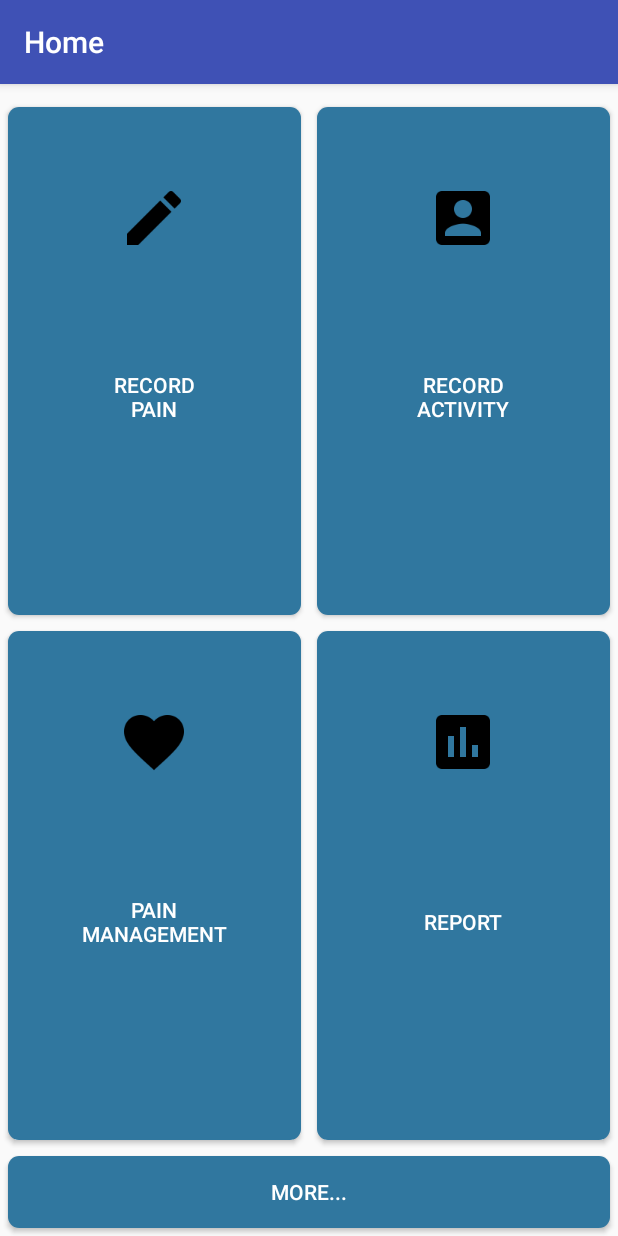
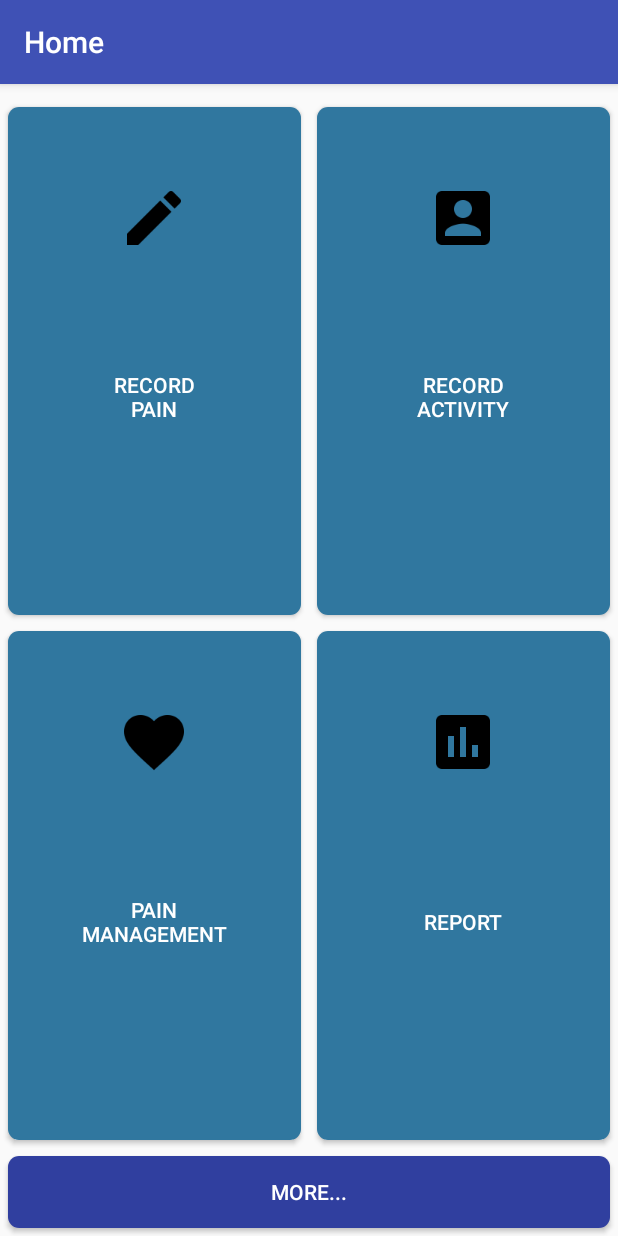
Before and after one commit to randy-acheson/Total-Joint-Replacement, an Android app: the MainActivity screen opened directly, with no data from a screen before it, on a phone screen of 412 x 824 dp. Run offline under Robolectric (Android 15) with nearby library versions, the phone set to English and light mode, and no system bars.

Commit message:
Changed More Button Color

```diff
--- a/app/src/main/res/layout/layout_bottom.xml
+++ b/app/src/main/res/layout/layout_bottom.xml
@@ -14,7 +14,7 @@
             android:id="@+id/more_button"
             android:onClick="openMore"
             android:text="More..."
-            android:background="@drawable/button"
+            android:background="@drawable/home_button"
             android:textColor="@color/default_button_text_color"
             android:layout_margin="5dp"/>
 
```
